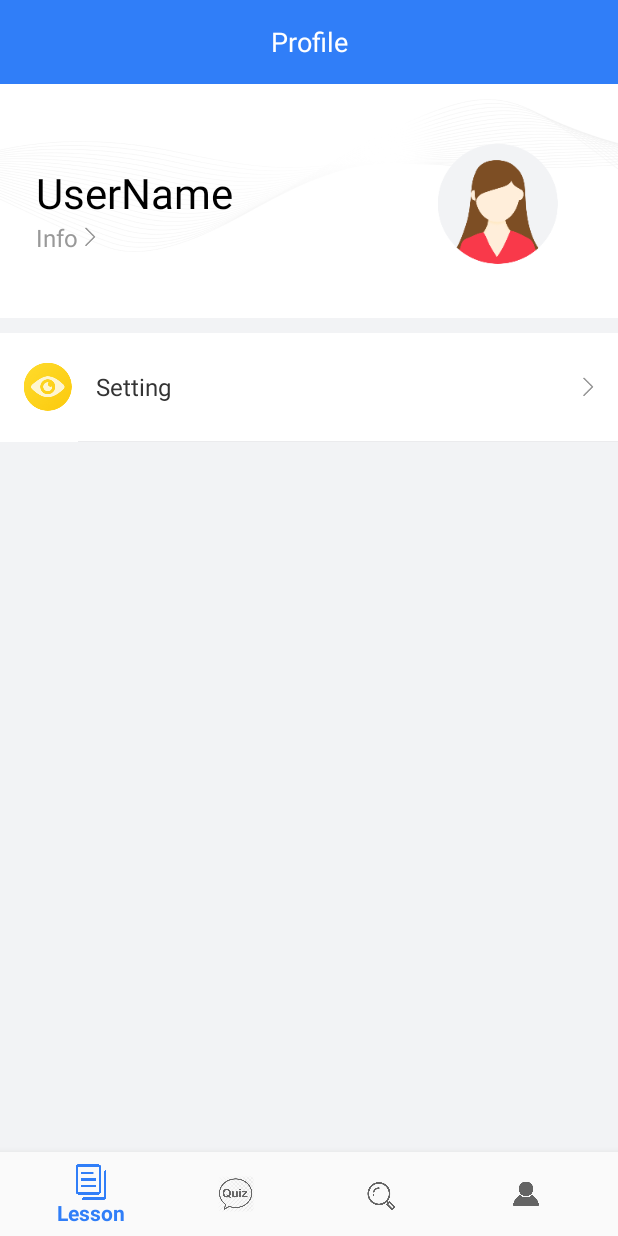
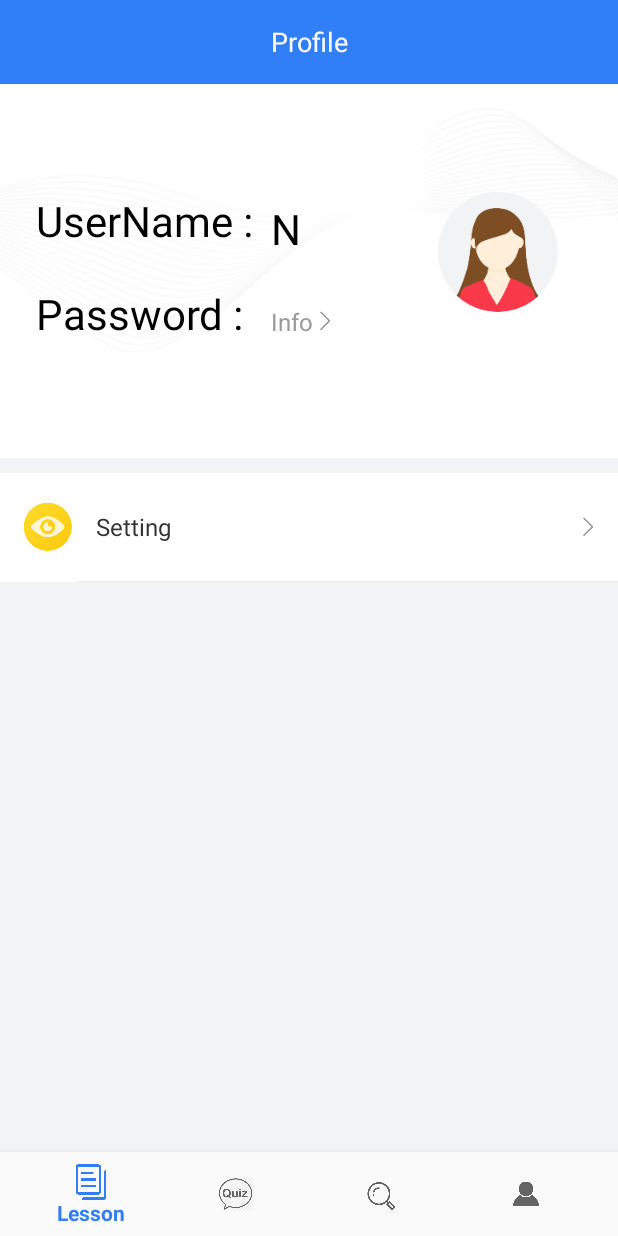
Before and after one commit to yvaine613/Assignment, an Android app: the fragment ProfileFragment placed in its activity, on a phone screen of 412 x 824 dp. Run offline under Robolectric (Android 15) with nearby library versions, the phone set to English and light mode, and no system bars; 2 statements that could not run were skipped.

Commit message:
Modify Profile UI

```diff
--- a/app/src/main/res/layout/profile.xml
+++ b/app/src/main/res/layout/profile.xml
@@ -34,35 +34,69 @@
         android:paddingBottom="36dp"
         android:background="@drawable/person_center_bg">
 
+        <androidx.constraintlayout.widget.ConstraintLayout
+            android:layout_width="376dp"
+            android:layout_height="173dp">
+
             <TextView
                 android:id="@+id/tv_username"
-            android:layout_width="wrap_content"
-            android:layout_height="wrap_content"
+                android:layout_width="86dp"
+                android:layout_height="43dp"
+                android:layout_marginStart="12dp"
+                android:layout_marginTop="24dp"
                 android:paddingTop="13dp"
-            android:layout_marginEnd="110dp"
                 android:singleLine="true"
-            android:text="UserName"
+                android:text="N"
                 android:textColor="@color/black"
-            android:textSize="28sp" />
+                android:textSize="28sp"
+                app:layout_constraintStart_toEndOf="@+id/textView3"
+                app:layout_constraintTop_toTopOf="parent" />
 
             <TextView
                 android:id="@+id/tv_tel"
                 android:layout_width="wrap_content"
                 android:layout_height="wrap_content"
-            android:layout_below="@id/tv_username"
+                android:layout_marginTop="40dp"
                 android:drawableRight="@drawable/rightmid_grey"
                 android:drawablePadding="2dp"
                 android:text="Info"
                 android:textColor="#999999"
-            android:textSize="16sp" />
+                android:textSize="16sp"
+                app:layout_constraintStart_toStartOf="@+id/tv_username"
+                app:layout_constraintTop_toBottomOf="@+id/tv_username" />
+
+            <TextView
+                android:id="@+id/textView3"
+                android:layout_width="wrap_content"
+                android:layout_height="wrap_content"
+                android:layout_marginTop="32dp"
+                android:text="UserName :"
+                android:textColor="@color/black"
+                android:textSize="28dp"
+                app:layout_constraintStart_toStartOf="parent"
+                app:layout_constraintTop_toTopOf="parent" />
+
+            <TextView
+                android:id="@+id/textView4"
+                android:layout_width="wrap_content"
+                android:layout_height="wrap_content"
+                android:layout_marginTop="24dp"
+                android:text="Password :"
+                android:textColor="@color/black"
+                android:textSize="28sp"
+                app:layout_constraintStart_toStartOf="parent"
+                app:layout_constraintTop_toBottomOf="@+id/textView3" />
 
             <ImageView
                 android:id="@+id/iv_head"
                 android:layout_width="80dp"
                 android:layout_height="80dp"
-            android:layout_alignParentRight="true"
+                android:layout_marginTop="32dp"
                 android:scaleType="centerCrop"
-            android:src="@drawable/default_female" />
+                android:src="@drawable/default_female"
+                app:layout_constraintEnd_toEndOf="parent"
+                app:layout_constraintTop_toTopOf="parent" />
+        </androidx.constraintlayout.widget.ConstraintLayout>
 
     </RelativeLayout>
 
```
Lines whose indentation alone changed are shown as unchanged.
